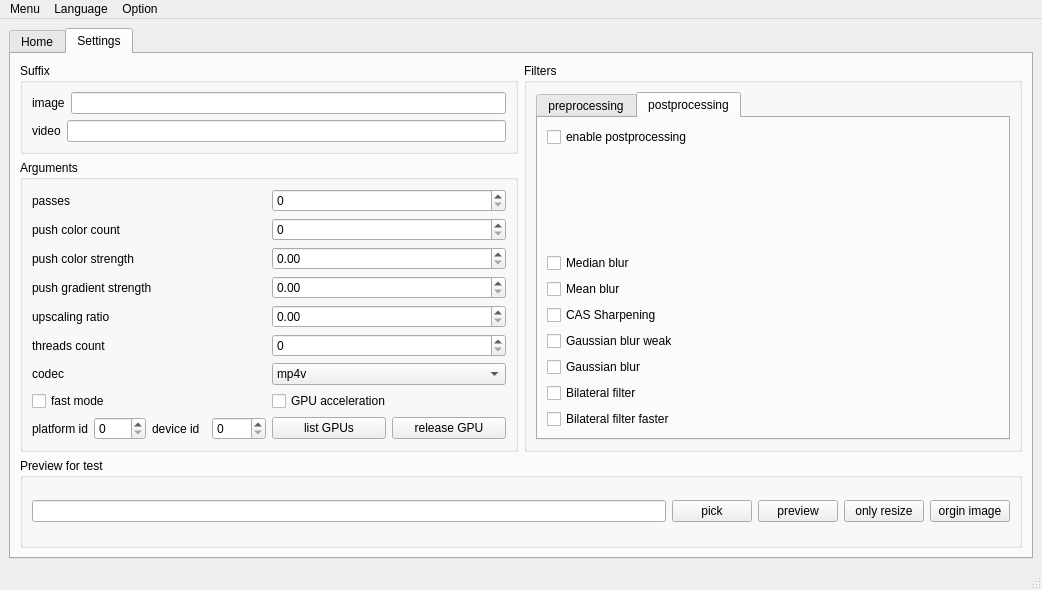
TianZerL/Anime4KCPP, file GUI/src/mainwindow.ui: the form before one commit.
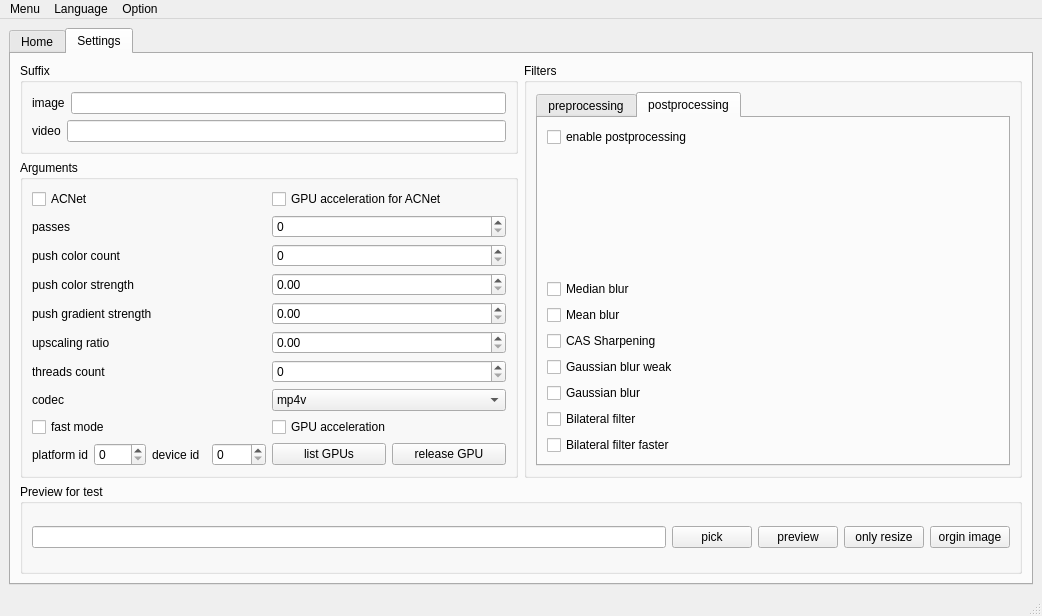
The form after the commit. The open tabs and pages were chosen to show the change.

Commit message: Add ACNet support for GUI

What changed in the file:
```diff
--- a/GUI/src/mainwindow.ui
+++ b/GUI/src/mainwindow.ui
@@ -7,7 +7,7 @@
     <x>0</x>
     <y>0</y>
     <width>1042</width>
-    <height>590</height>
+    <height>616</height>
    </rect>
   </property>
   <property name="windowTitle">
@@ -581,8 +581,32 @@
           <property name="title">
            <string>Arguments</string>
           </property>
-          <layout class="QVBoxLayout" name="verticalLayout_4">
-           <item>
+          <layout class="QGridLayout" name="gridLayout_3">
+           <item row="0" column="0">
+            <layout class="QHBoxLayout" name="horizontalLayout_2">
+             <item>
+              <widget class="QCheckBox" name="checkBoxACNet">
+               <property name="statusTip">
+                <string>Enable ACNet</string>
+               </property>
+               <property name="text">
+                <string>ACNet</string>
+               </property>
+              </widget>
+             </item>
+             <item>
+              <widget class="QCheckBox" name="checkBoxACNetGPU">
+               <property name="statusTip">
+                <string>Enable GPU acceleration for ACNet</string>
+               </property>
+               <property name="text">
+                <string>GPU acceleration for ACNet</string>
+               </property>
+              </widget>
+             </item>
+            </layout>
+           </item>
+           <item row="1" column="0">
             <layout class="QHBoxLayout" name="horizontalLayoutPasses">
              <item>
               <widget class="QLabel" name="labelPasses">
@@ -602,7 +626,7 @@
              </item>
             </layout>
            </item>
-           <item>
+           <item row="2" column="0">
             <layout class="QHBoxLayout" name="horizontalLayoutPushColorCount">
              <item>
               <widget class="QLabel" name="labelPushColorCount">
@@ -622,7 +646,7 @@
              </item>
             </layout>
            </item>
-           <item>
+           <item row="3" column="0">
             <layout class="QHBoxLayout" name="horizontalLayoutPushColorStrength">
              <item>
               <widget class="QLabel" name="labelPushColorStrength">
@@ -642,7 +666,7 @@
              </item>
             </layout>
            </item>
-           <item>
+           <item row="4" column="0">
             <layout class="QHBoxLayout" name="horizontalLayoutPushGradientStrength">
              <item>
               <widget class="QLabel" name="labelPushPushGradientStrength">
@@ -662,7 +686,7 @@
              </item>
             </layout>
            </item>
-           <item>
+           <item row="5" column="0">
             <layout class="QHBoxLayout" name="horizontalLayoutZoomFactor">
              <item>
               <widget class="QLabel" name="labelZoomFactor">
@@ -682,7 +706,7 @@
              </item>
             </layout>
            </item>
-           <item>
+           <item row="6" column="0">
             <layout class="QHBoxLayout" name="horizontalLayoutThreads">
              <item>
               <widget class="QLabel" name="labelThreads">
@@ -702,7 +726,7 @@
              </item>
             </layout>
            </item>
-           <item>
+           <item row="7" column="0">
             <layout class="QHBoxLayout" name="horizontalLayoutCodec">
              <item>
               <widget class="QLabel" name="labelCodec">
@@ -770,7 +794,7 @@
              </item>
             </layout>
            </item>
-           <item>
+           <item row="8" column="0">
             <layout class="QHBoxLayout" name="horizontalLayout">
              <item>
               <widget class="QCheckBox" name="checkBoxFastMode">
@@ -794,7 +818,7 @@
              </item>
             </layout>
            </item>
-           <item>
+           <item row="9" column="0">
             <layout class="QHBoxLayout" name="horizontalLayoutIDs">
              <item>
               <layout class="QHBoxLayout" name="horizontalLayoutPlatformID">
```
Left out of the diff: 2 changed lines with no effect on the pictures. The commit also changes 3 other files.
